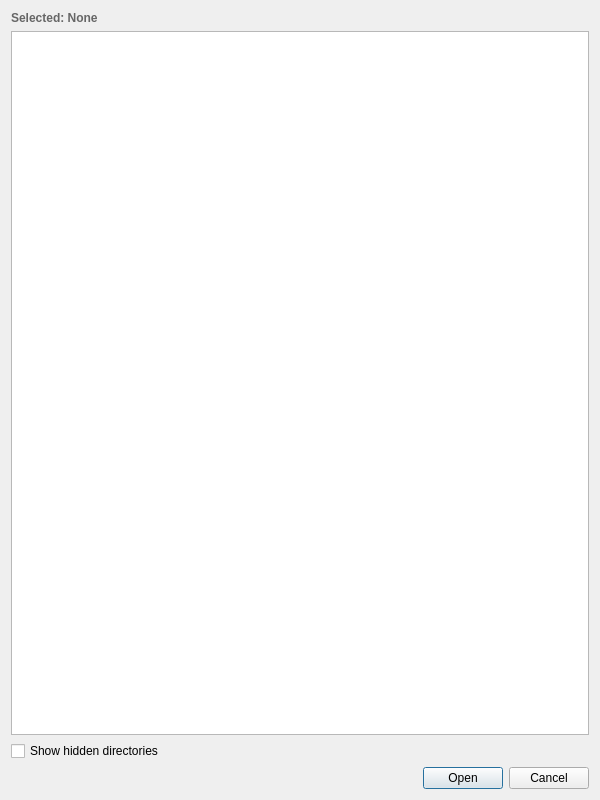
Above: widgets/CustomDirectoryDialog.ui from dmacri/OOpenCal-Viewer before the change. Below: the same form after it.
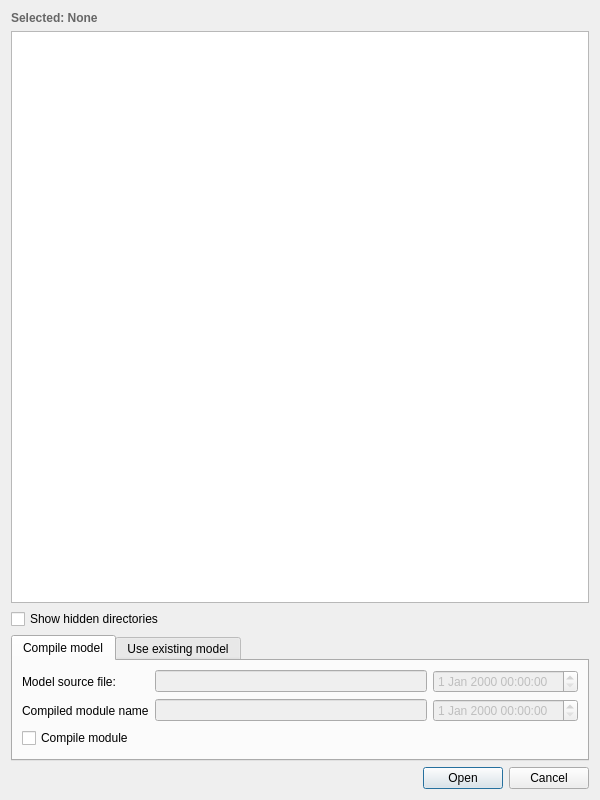
That is the form after the change.

Commit message: Added loading code info to CustomDirectoryDialog widget

The edit to the form file:
```diff
--- a/widgets/CustomDirectoryDialog.ui
+++ b/widgets/CustomDirectoryDialog.ui
@@ -44,6 +44,80 @@
      </property>
     </widget>
    </item>
+   <item>
+    <widget class="QTabWidget" name="tabWidget">
+     <property name="sizePolicy">
+      <sizepolicy hsizetype="Expanding" vsizetype="Minimum">
+       <horstretch>0</horstretch>
+       <verstretch>0</verstretch>
+      </sizepolicy>
+     </property>
+     <property name="currentIndex">
+      <number>0</number>
+     </property>
+     <widget class="QWidget" name="tab">
+      <attribute name="title">
+       <string>Compile model</string>
+      </attribute>
+      <layout class="QGridLayout" name="gridLayout">
+       <item row="1" column="1">
+        <widget class="QLineEdit" name="compiledModuleLineEdit">
+         <property name="enabled">
+          <bool>false</bool>
+         </property>
+        </widget>
+       </item>
+       <item row="2" column="0">
+        <widget class="QCheckBox" name="compileModuleCheckBox">
+         <property name="text">
+          <string>Compile module</string>
+         </property>
+        </widget>
+       </item>
+       <item row="0" column="0">
+        <widget class="QLabel" name="modelSourceLabel">
+         <property name="text">
+          <string>Model source file:</string>
+         </property>
+        </widget>
+       </item>
+       <item row="1" column="0">
+        <widget class="QLabel" name="compiledModuleLabel">
+         <property name="text">
+          <string>Compiled module name</string>
+         </property>
+        </widget>
+       </item>
+       <item row="0" column="1">
+        <widget class="QLineEdit" name="modelSourceLineEdit">
+         <property name="enabled">
+          <bool>false</bool>
+         </property>
+        </widget>
+       </item>
+       <item row="0" column="2">
+        <widget class="QDateTimeEdit" name="modelSourceDateTimeEdit">
+         <property name="enabled">
+          <bool>false</bool>
+         </property>
+        </widget>
+       </item>
+       <item row="1" column="2">
+        <widget class="QDateTimeEdit" name="compiledModuleDateTimeEdit">
+         <property name="enabled">
+          <bool>false</bool>
+         </property>
+        </widget>
+       </item>
+      </layout>
+     </widget>
+     <widget class="QWidget" name="tab_2">
+      <attribute name="title">
+       <string>Use existing model</string>
+      </attribute>
+     </widget>
+    </widget>
+   </item>
    <item>
     <layout class="QHBoxLayout" name="buttonLayout">
      <item>
```
Left out of the diff: 8 changed lines with no effect on the pictures. The commit also changes 4 other files.
